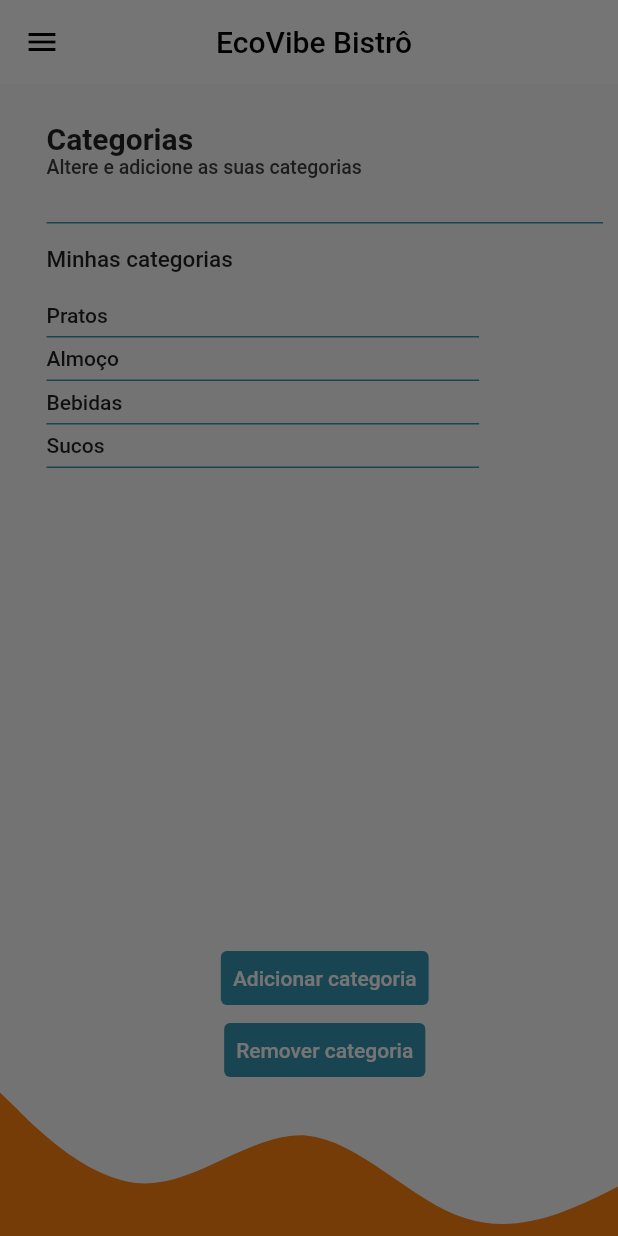
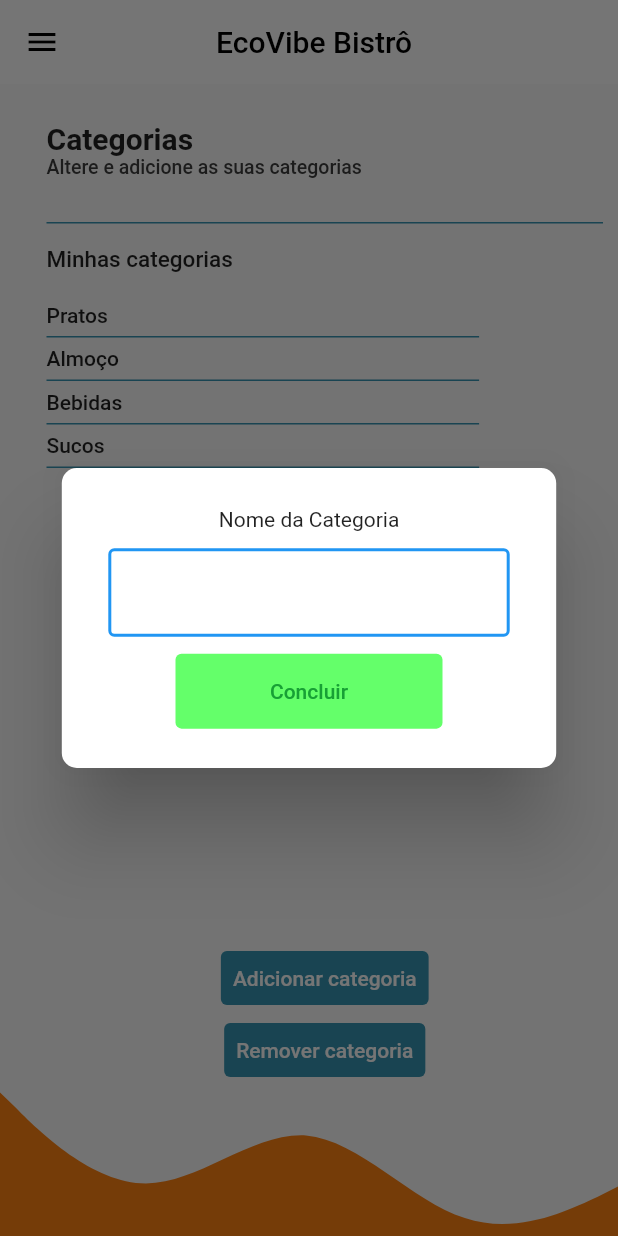
Before and after one commit to Reactweb23/e_pedidos, a Flutter app: the CategoryPage screen opened by its route, after a tap on "Adicionar categoria", on a phone screen of 412 x 824 dp. Run offline on Flutter 3.47's test engine with Material 2 defaults, Android fonts, the light colour scheme and no system bars; our stand-ins replace flutter_svg.

Commit message:
feat: dialog add name category done

```diff
--- a/lib/pages/category_page.dart
+++ b/lib/pages/category_page.dart
@@ -1,3 +1,5 @@
+// ignore_for_file: sized_box_for_whitespace
+
 import 'package:e_pedidos_front/shared/widgets/custom_button.dart';
 import 'package:e_pedidos_front/shared/widgets/custom_list_category.dart';
 import 'package:e_pedidos_front/shared/widgets/custom_layout.dart';
@@ -80,8 +82,60 @@ class _CategoryPageState extends State<CategoryPage> {
                         text: 'Adicionar categoria',
                         backgroundColor: const Color.fromRGBO(54, 148, 178, 1),
                         onPressed: () {
-                          showDialog(context: context, builder: (BuildContext bc){
-                                return Dialog();
+                          showDialog(
+                              context: context,
+                              builder: (BuildContext bc) {
+                                return Dialog(
+                                  shape: RoundedRectangleBorder(
+                                      borderRadius: BorderRadius.circular(10)),
+                                  backgroundColor: Colors.white,
+                                  child: Container(
+                                    height: 200,
+                                    width:
+                                        MediaQuery.of(context).size.width * 0.8,
+                                    child: Padding(
+                                      padding: const EdgeInsets.symmetric(horizontal: 31, vertical: 15),
+                                      child: Column(
+                                        mainAxisAlignment: MainAxisAlignment.spaceEvenly,
+                                        children: [
+                                          const Text('Nome da Categoria', textAlign: TextAlign.start),
+                                          const TextField(
+                                            decoration: InputDecoration(
+                                              enabledBorder: OutlineInputBorder(
+                                                borderRadius: BorderRadius.all(
+                                                    Radius.circular(4)),
+                                                borderSide: BorderSide(
+                                                  color: Colors.blue,
+                                                  width: 2.0,
+                                                ),
+                                              ),
+                                              focusedBorder: OutlineInputBorder(
+                                                borderRadius: BorderRadius.all(
+                                                    Radius.circular(20)),
+                                                borderSide: BorderSide(
+                                                  color: Colors.blue,
+                                                  width: 2.0,
+                                                ),
+                                              ),
+                                            ),
+                                          ),
+                                          SizedBox(
+                                            width: 178,
+                                            height: 50,
+                                            child: CustomButton(
+                                                text: 'Concluir',
+                                                textColor: const Color.fromRGBO(
+                                                    23, 160, 53, 1),
+                                                backgroundColor:
+                                                    const Color.fromRGBO(
+                                                        100, 255, 106, 1),
+                                                onPressed: () {}),
+                                          )
+                                        ],
+                                      ),
+                                    ),
+                                  ),
+                                );
                               });
                         }),
                 isRemove
@@ -102,7 +156,8 @@ class _CategoryPageState extends State<CategoryPage> {
                         child: CustomButton(
                             text: 'Concluir',
                             textColor: const Color.fromRGBO(23, 160, 53, 1),
-                          backgroundColor: const Color.fromRGBO(100, 255, 106, 1),
+                            backgroundColor:
+                                const Color.fromRGBO(100, 255, 106, 1),
                             onPressed: () {
                               setState(() {
                                 isRemove = !isRemove;
```
Lines whose indentation alone changed are shown as unchanged.
